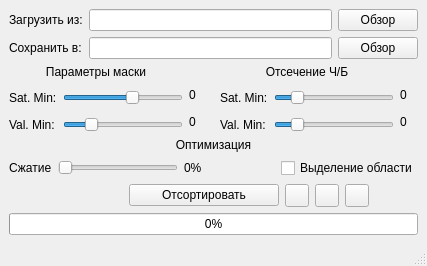
Before: the Qt Designer form mainwindow.ui in Hibiscus14/ColorSnake, drawn with Qt 5.
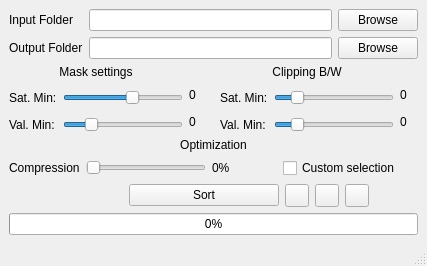
After: the same form once the commit is applied. Icons and pictures are not drawn.

What changed in the file:
```diff
--- a/mainwindow.ui
+++ b/mainwindow.ui
@@ -30,7 +30,7 @@
     <item row="2" column="0">
      <widget class="QLabel" name="label_4">
       <property name="text">
-       <string>Оптимизация</string>
+       <string>Optimization</string>
       </property>
       <property name="textFormat">
        <enum>Qt::AutoText</enum>
@@ -45,7 +45,7 @@
       <item row="0" column="0" colspan="2">
        <widget class="QLabel" name="label_3">
         <property name="text">
-         <string>Параметры маски</string>
+         <string>Mask settings</string>
         </property>
         <property name="alignment">
          <set>Qt::AlignCenter</set>
@@ -148,7 +148,7 @@
       <item row="0" column="4" colspan="2">
        <widget class="QLabel" name="label_12">
         <property name="text">
-         <string>Отсечение Ч/Б</string>
+         <string>Clipping B/W</string>
         </property>
         <property name="alignment">
          <set>Qt::AlignCenter</set>
@@ -208,7 +208,7 @@
       <item>
        <widget class="QLabel" name="label_5">
         <property name="text">
-         <string>Сжатие</string>
+         <string>Compression</string>
         </property>
        </widget>
       </item>
@@ -272,7 +272,7 @@
          </size>
         </property>
         <property name="text">
-         <string>Выделение области</string>
+         <string>Custom selection</string>
         </property>
        </widget>
       </item>
@@ -302,7 +302,7 @@
          </size>
         </property>
         <property name="text">
-         <string>Отсортировать</string>
+         <string>Sort</string>
         </property>
        </widget>
       </item>
@@ -388,28 +388,28 @@
       <item row="0" column="0">
        <widget class="QLabel" name="label">
         <property name="text">
-         <string>Загрузить из:</string>
+         <string>Input Folder</string>
         </property>
        </widget>
       </item>
       <item row="0" column="2">
        <widget class="QPushButton" name="inputFolderButton">
         <property name="text">
-         <string>Обзор</string>
+         <string>Browse</string>
         </property>
        </widget>
       </item>
       <item row="1" column="2">
        <widget class="QPushButton" name="outputFolderButton">
         <property name="text">
-         <string>Обзор</string>
+         <string>Browse</string>
         </property>
        </widget>
       </item>
       <item row="1" column="0">
        <widget class="QLabel" name="label_2">
         <property name="text">
-         <string>Сохранить в:</string>
+         <string>Output Folder</string>
         </property>
        </widget>
       </item>
```
Left out of the diff: 2 changed lines with no effect on the pictures.
